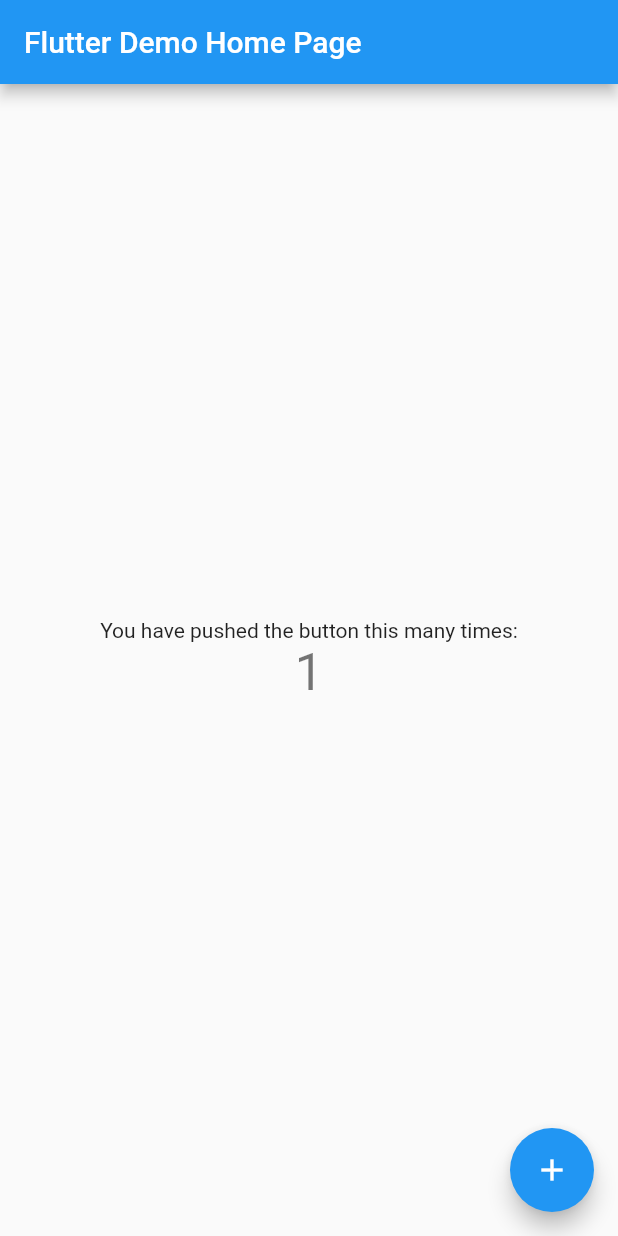
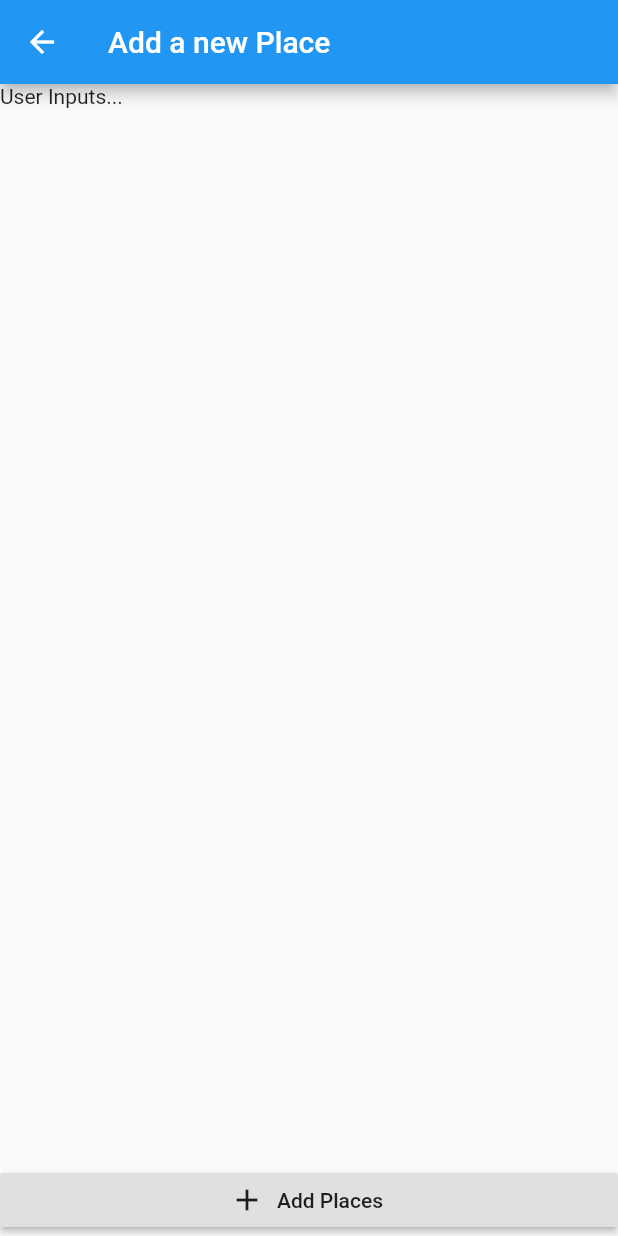
Before and after one commit to abdGhost/location_app, a Flutter app: the screen it shows after launch, after a tap on the "add" icon, on a phone screen of 412 x 824 dp. Run offline on Flutter 3.47's test engine with Material 2 defaults, Android fonts, the phone set to English and light mode, and no system bars.

Commit message:
Add Places Screen added and Places Details Screen Added

```diff
--- a/lib/main.dart
+++ b/lib/main.dart
@@ -1,113 +1,27 @@
 import 'package:flutter/material.dart';
+import 'package:great_place/provider/great_places.dart';
+import 'package:great_place/screens/add_place_screen.dart';
+import 'package:great_place/screens/places_list_screen.dart';
+import 'package:provider/provider.dart';
 
-void main() {
-  runApp(MyApp());
-}
+void main() => runApp(MyApp());
 
 class MyApp extends StatelessWidget {
-  // This widget is the root of your application.
   @override
   Widget build(BuildContext context) {
-    return MaterialApp(
-      title: 'Flutter Demo',
-      theme: ThemeData(
-        // This is the theme of your application.
-        //
-        // Try running your application with "flutter run". You'll see the
-        // application has a blue toolbar. Then, without quitting the app, try
-        // changing the primarySwatch below to Colors.green and then invoke
-        // "hot reload" (press "r" in the console where you ran "flutter run",
-        // or simply save your changes to "hot reload" in a Flutter IDE).
-        // Notice that the counter didn't reset back to zero; the application
-        // is not restarted.
-        primarySwatch: Colors.blue,
+    return ChangeNotifierProvider.value(
+      value: GreatPlaces(),
+      child: MaterialApp(
+        title: 'Great Places',
+        theme: ThemeData(
+          primaryColor: Colors.indigo,
+          accentColor: Colors.amber,
+        ),
+        home: PlacesListScreen(),
+        routes: {
+          AddPlaceScreen.routeName: (ctx) => AddPlaceScreen(),
+        },
       ),
-      home: MyHomePage(title: 'Flutter Demo Home Page'),
     );
   }
 }
-
-class MyHomePage extends StatefulWidget {
-  MyHomePage({Key? key, required this.title}) : super(key: key);
-
-  // This widget is the home page of your application. It is stateful, meaning
-  // that it has a State object (defined below) that contains fields that affect
-  // how it looks.
-
-  // This class is the configuration for the state. It holds the values (in this
-  // case the title) provided by the parent (in this case the App widget) and
-  // used by the build method of the State. Fields in a Widget subclass are
-  // always marked "final".
-
-  final String title;
-
-  @override
-  _MyHomePageState createState() => _MyHomePageState();
-}
-
-class _MyHomePageState extends State<MyHomePage> {
-  int _counter = 0;
-
-  void _incrementCounter() {
-    setState(() {
-      // This call to setState tells the Flutter framework that something has
-      // changed in this State, which causes it to rerun the build method below
-      // so that the display can reflect the updated values. If we changed
-      // _counter without calling setState(), then the build method would not be
-      // called again, and so nothing would appear to happen.
-      _counter++;
-    });
-  }
-
-  @override
-  Widget build(BuildContext context) {
-    // This method is rerun every time setState is called, for instance as done
-    // by the _incrementCounter method above.
-    //
-    // The Flutter framework has been optimized to make rerunning build methods
-    // fast, so that you can just rebuild anything that needs updating rather
-    // than having to individually change instances of widgets.
-    return Scaffold(
-      appBar: AppBar(
-        // Here we take the value from the MyHomePage object that was created by
-        // the App.build method, and use it to set our appbar title.
-        title: Text(widget.title),
-      ),
-      body: Center(
-        // Center is a layout widget. It takes a single child and positions it
-        // in the middle of the parent.
-        child: Column(
-          // Column is also a layout widget. It takes a list of children and
-          // arranges them vertically. By default, it sizes itself to fit its
-          // children horizontally, and tries to be as tall as its parent.
-          //
-          // Invoke "debug painting" (press "p" in the console, choose the
-          // "Toggle Debug Paint" action from the Flutter Inspector in Android
-          // Studio, or the "Toggle Debug Paint" command in Visual Studio Code)
-          // to see the wireframe for each widget.
-          //
-          // Column has various properties to control how it sizes itself and
-          // how it positions its children. Here we use mainAxisAlignment to
-          // center the children vertically; the main axis here is the vertical
-          // axis because Columns are vertical (the cross axis would be
-          // horizontal).
-          mainAxisAlignment: MainAxisAlignment.center,
-          children: <Widget>[
-            Text(
-              'You have pushed the button this many times:',
-            ),
-            Text(
-              '$_counter',
-              style: Theme.of(context).textTheme.headline4,
-            ),
-          ],
-        ),
-      ),
-      floatingActionButton: FloatingActionButton(
-        onPressed: _incrementCounter,
-        tooltip: 'Increment',
-        child: Icon(Icons.add),
-      ), // This trailing comma makes auto-formatting nicer for build methods.
-    );
-  }
-}
--- /dev/null
+++ b/lib/models/place.dart
@@ -0,0 +1,24 @@
+import 'dart:io';
+
+class PlcaeLocation {
+  final double latitude;
+  final double longitude;
+  final String? address;
+
+  PlcaeLocation(
+      {required this.latitude, required this.longitude, this.address});
+}
+
+class Place {
+  final String id;
+  final String title;
+  final PlcaeLocation location;
+  final File image;
+
+  Place({
+    required this.id,
+    required this.title,
+    required this.location,
+    required this.image,
+  });
+}
--- /dev/null
+++ b/lib/provider/great_places.dart
@@ -0,0 +1,10 @@
+import 'package:flutter/cupertino.dart';
+import 'package:great_place/models/place.dart';
+
+class GreatPlaces with ChangeNotifier {
+  List<Place> _items = [];
+
+  List<Place> get items {
+    return [...items];
+  }
+}
--- /dev/null
+++ b/lib/screens/add_place_screen.dart
@@ -0,0 +1,32 @@
+import 'package:flutter/material.dart';
+
+class AddPlaceScreen extends StatefulWidget {
+  static const routeName = '/add-place';
+  @override
+  _AddPlaceScreenState createState() => _AddPlaceScreenState();
+}
+
+class _AddPlaceScreenState extends State<AddPlaceScreen> {
+  @override
+  Widget build(BuildContext context) {
+    return Scaffold(
+      appBar: AppBar(
+        title: Text('Add a new Place'),
+      ),
+      body: Column(
+        mainAxisAlignment: MainAxisAlignment.spaceBetween,
+        crossAxisAlignment: CrossAxisAlignment.stretch,
+        children: [
+          Text('User Inputs...'),
+          RaisedButton.icon(
+            onPressed: () {},
+            icon: Icon(
+              Icons.add,
+            ),
+            label: Text('Add Places'),
+          ),
+        ],
+      ),
+    );
+  }
+}
--- /dev/null
+++ b/lib/screens/places_list_screen.dart
@@ -0,0 +1,26 @@
+import 'package:flutter/material.dart';
+import 'package:great_place/screens/add_place_screen.dart';
+
+class PlacesListScreen extends StatelessWidget {
+  @override
+  Widget build(BuildContext context) {
+    return Scaffold(
+      appBar: AppBar(
+        title: Text('Your Places'),
+        actions: [
+          IconButton(
+            onPressed: () {
+              Navigator.of(context).pushNamed(AddPlaceScreen.routeName);
+            },
+            icon: Icon(
+              Icons.add,
+            ),
+          )
+        ],
+      ),
+      body: Center(
+        child: Text('Hi'),
+      ),
+    );
+  }
+}
--- a/pubspec.yaml
+++ b/pubspec.yaml
@@ -3,7 +3,7 @@
 
 # The following line prevents the package from being accidentally published to
 # pub.dev using `pub publish`. This is preferred for private packages.
-publish_to: 'none' # Remove this line if you wish to publish to pub.dev
+publish_to: "none" # Remove this line if you wish to publish to pub.dev
 
 # The following defines the version and build number for your application.
 # A version number is three numbers separated by dots, like 1.2.43
@@ -23,7 +23,7 @@
 dependencies:
   flutter:
     sdk: flutter
-
+  provider: ^6.0.1
 
   # The following adds the Cupertino Icons font to your application.
   # Use with the CupertinoIcons class for iOS style icons.
@@ -38,7 +38,6 @@
 
 # The following section is specific to Flutter.
 flutter:
-
   # The following line ensures that the Material Icons font is
   # included with your application, so that you can use the icons in
   # the material Icons class.
```
Also changed, not shown: lib/screens/place_details_screen.dart (added), pubspec.lock.
